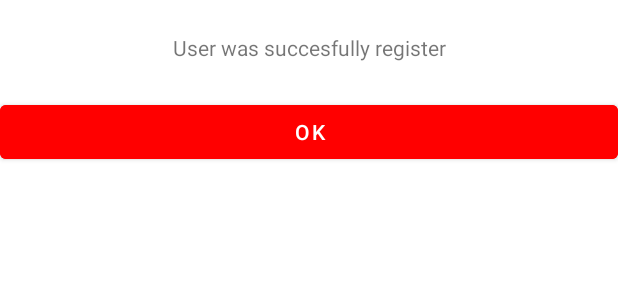
After one commit to Hiigaaran/somos-mas-app, an Android app: the layout signup_dialog.xml on its own in the app's theme, with its tools: preview values and no code run, on a phone screen of 412 x 824 dp. The commit adds this screen. Shown: the top 300 px of the screen. Run offline under Robolectric (Android 15) with nearby library versions, the phone set to English and light mode, and no system bars.

Commit message:
ta02-23 se agrega dialog al registro exitoso

```diff
--- a/app/src/main/java/com/example/somosmasapp/views/SignUpViewModel.kt
+++ b/app/src/main/java/com/example/somosmasapp/views/SignUpViewModel.kt
@@ -15,7 +15,7 @@ class SignUpViewModel(private val repository: OngApiRepository): ViewModel() {
 
     fun doRegister(body: Register) {
         message.value = null
-        success.value = false
+        success.value = null
         error.value = null
         user.value = null
         token.value = null
--- /dev/null
+++ b/app/src/main/res/layout/signup_dialog.xml
@@ -0,0 +1,20 @@
+<?xml version="1.0" encoding="utf-8"?>
+<LinearLayout xmlns:android="http://schemas.android.com/apk/res/android"
+    android:layout_width="match_parent"
+    android:layout_height="match_parent"
+    android:orientation="vertical">
+
+    <TextView
+        android:id="@+id/signupDialogMsg"
+        android:layout_width="match_parent"
+        android:layout_height="64dp"
+        android:gravity="center"
+        android:text="@string/signup_dialog_message" />
+
+    <Button
+        android:id="@+id/okSignupBtn"
+        android:layout_width="match_parent"
+        android:layout_height="wrap_content"
+        android:backgroundTint="@color/red"
+        android:text="@string/ok_btn_placeholder_text" />
+</LinearLayout>
--- a/app/src/main/res/values/strings.xml
+++ b/app/src/main/res/values/strings.xml
@@ -7,4 +7,6 @@
     <string name="email">Correo Electrónico</string>
     <string name="password">Contraseña</string>
     <string name="passwordconfirm">Repite la contraseña</string>
+    <string name="signup_dialog_message">User was succesfully register</string>
+    <string name="ok_btn_placeholder_text">OK</string>
 </resources>
```
Also changed, not shown: app/src/main/java/com/example/somosmasapp/views/SignUp.kt (+22 -1 lines).
